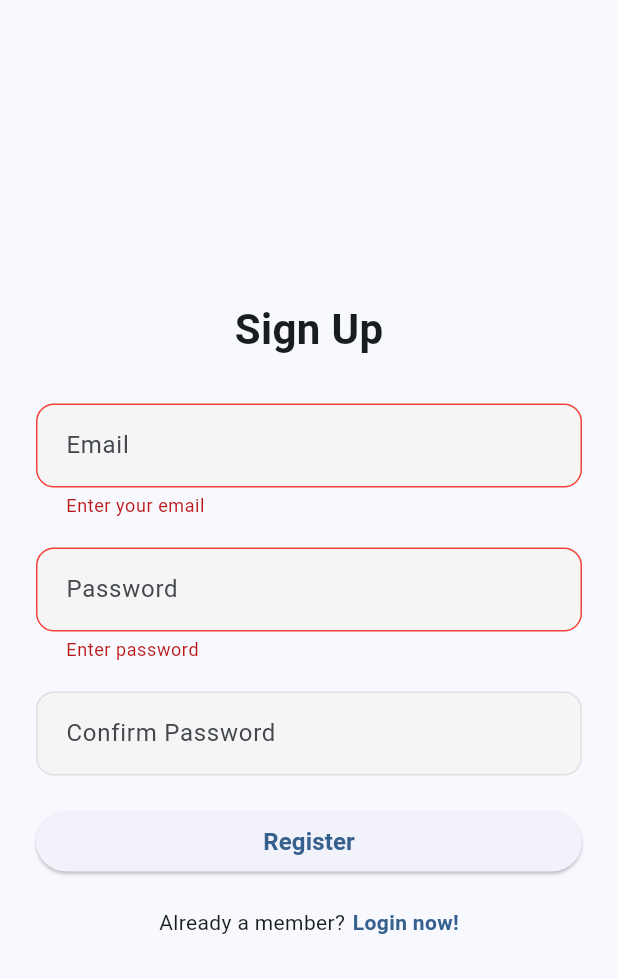
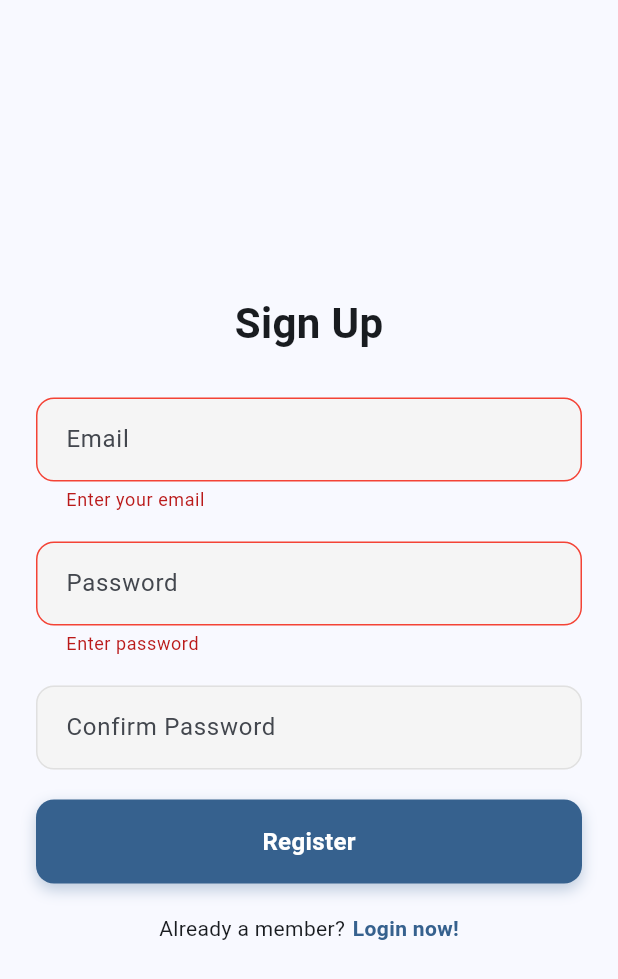
Before and after one commit to abdimannabov/Lab12, a Flutter app: the SignUpScreen screen opened directly, after a tap on "Register", on a phone screen of 412 x 824 dp. Shown: the top 979 px of the screen. Run offline on Flutter 3.47's test engine with Material 3 defaults, Android fonts, the phone set to English and light mode, and no system bars; our stand-ins replace firebase_auth, firebase_core; accounts and stored records are empty.

Commit message:
Update signup_screen.dart

```diff
--- a/lib/signup_screen.dart
+++ b/lib/signup_screen.dart
@@ -1,6 +1,7 @@
 import 'package:firebase_auth/firebase_auth.dart';
 import 'package:flutter/material.dart';
 import 'home_screen.dart';
+import 'widgets/custom_button.dart';
 
 class SignUpScreen extends StatefulWidget {
   final VoidCallback? onTap;
@@ -43,8 +44,9 @@ class _SignUpScreenState extends State<SignUpScreen> {
         );
       }
     } on FirebaseAuthException catch (e) {
-      ScaffoldMessenger.of(context)
-          .showSnackBar(SnackBar(content: Text(e.message ?? e.code)));
+      ScaffoldMessenger.of(
+        context,
+      ).showSnackBar(SnackBar(content: Text(e.message ?? e.code)));
     } finally {
       if (mounted) setState(() => loading = false);
     }
@@ -60,6 +62,15 @@ class _SignUpScreenState extends State<SignUpScreen> {
   String? validatePassword(String? value) {
     if (value == null || value.isEmpty) return 'Enter password';
     if (value.length < 6) return 'Password must be at least 6 characters';
+    if (!value.contains(RegExp(r'[A-Z]')))
+      return 'Password must contain at least one uppercase letter';
+    if (!value.contains(RegExp(r'[a-z]')))
+      return 'Password must contain at least one lowercase letter';
+    if (!value.contains(RegExp(r'[0-9]')))
+      return 'Password must contain at least one number';
+    if (!value.contains(RegExp(r'[!@#\$%^&*(),.?":{}|<>]'))) {
+      return 'Password must contain at least one special character';
+    }
     return null;
   }
 
@@ -79,13 +90,18 @@ class _SignUpScreenState extends State<SignUpScreen> {
             child: Column(
               mainAxisAlignment: MainAxisAlignment.center,
               children: [
-                const Text("Sign Up", style: TextStyle(fontSize: 28, fontWeight: FontWeight.bold)),
+                const Text(
+                  "Sign Up",
+                  style: TextStyle(fontSize: 28, fontWeight: FontWeight.bold),
+                ),
                 const SizedBox(height: 30),
                 TextFormField(
                   controller: emailController,
                   decoration: InputDecoration(
                     hintText: "Email",
-                    border: OutlineInputBorder(borderRadius: BorderRadius.circular(12)),
+                    border: OutlineInputBorder(
+                      borderRadius: BorderRadius.circular(12),
+                    ),
                   ),
                   validator: validateEmail,
                 ),
@@ -95,7 +111,9 @@ class _SignUpScreenState extends State<SignUpScreen> {
                   obscureText: true,
                   decoration: InputDecoration(
                     hintText: "Password",
-                    border: OutlineInputBorder(borderRadius: BorderRadius.circular(12)),
+                    border: OutlineInputBorder(
+                      borderRadius: BorderRadius.circular(12),
+                    ),
                   ),
                   validator: validatePassword,
                 ),
@@ -105,20 +123,18 @@ class _SignUpScreenState extends State<SignUpScreen> {
                   obscureText: true,
                   decoration: InputDecoration(
                     hintText: "Confirm Password",
-                    border: OutlineInputBorder(borderRadius: BorderRadius.circular(12)),
+                    border: OutlineInputBorder(
+                      borderRadius: BorderRadius.circular(12),
+                    ),
                   ),
                   validator: validateConfirm,
                 ),
                 const SizedBox(height: 20),
-                loading
-                    ? const CircularProgressIndicator()
-                    : SizedBox(
-                        width: double.infinity,
-                        child: ElevatedButton(
-                          onPressed: signUp,
-                          child: const Text("Register"),
-                        ),
-                      ),
+                CustomButton(
+                  text: "Register",
+                  onPressed: signUp,
+                  isLoading: loading,
+                ),
                 const SizedBox(height: 20),
                 Row(
                   mainAxisAlignment: MainAxisAlignment.center,
```
